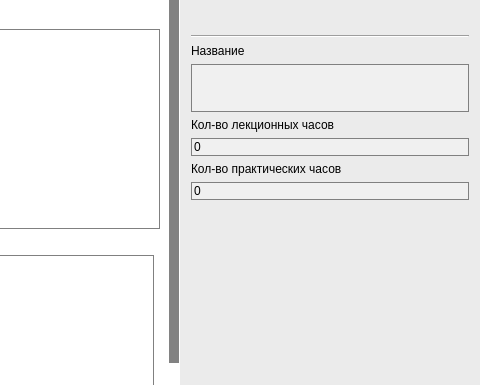
Old version of the form app/windows/MainWindow.ui in the repository Rexagon/methodist; both pictures show x 527 to 1007 and y 0 to 385 of the 1007 by 624 pixel window.
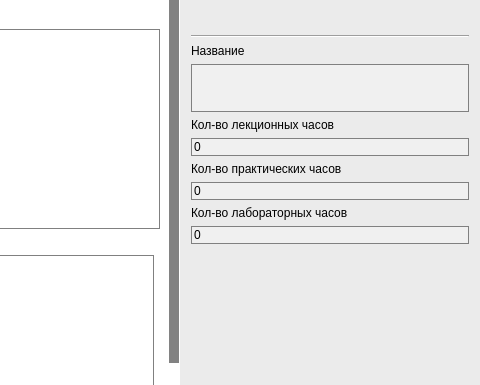
New version of the form. The open tabs and pages were chosen to show the change. Icons and pictures are not drawn.

Patch:
```diff
--- a/app/windows/MainWindow.ui
+++ b/app/windows/MainWindow.ui
@@ -913,6 +913,26 @@
                    </property>
                   </widget>
                  </item>
+                 <item>
+                  <widget class="QLabel" name="courseEditLaboratoryHoursLabel">
+                   <property name="text">
+                    <string>Кол-во лабораторных часов</string>
+                   </property>
+                  </widget>
+                 </item>
+                 <item>
+                  <widget class="QSpinBox" name="courseEditLaboratoryHours">
+                   <property name="enabled">
+                    <bool>false</bool>
+                   </property>
+                   <property name="buttonSymbols">
+                    <enum>QAbstractSpinBox::NoButtons</enum>
+                   </property>
+                   <property name="maximum">
+                    <number>10000</number>
+                   </property>
+                  </widget>
+                 </item>
                  <item>
                   <spacer name="verticalSpacer">
                    <property name="orientation">
```
Left out of the diff: 6 changed lines with no effect on the pictures.
